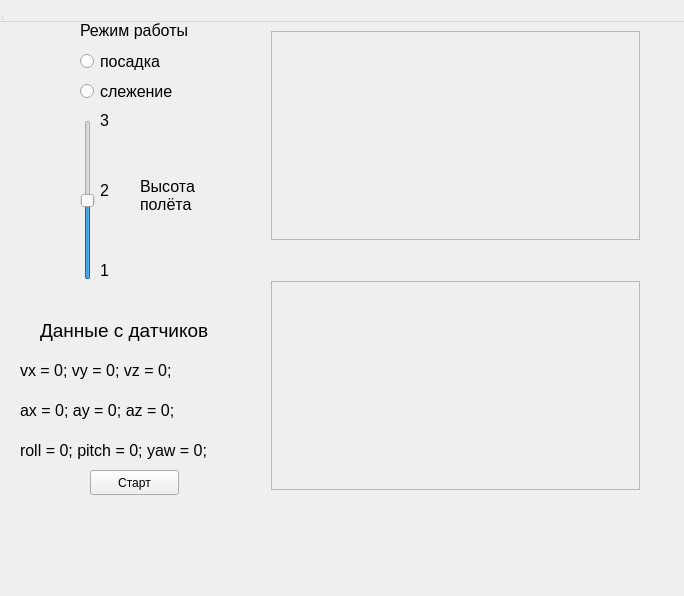
This is src/gui/src/gui/gui_plugin.ui in HammerViKiNG/ardrone_moving_landing_platform as Qt 5 draws it before an edit. The edited form follows.
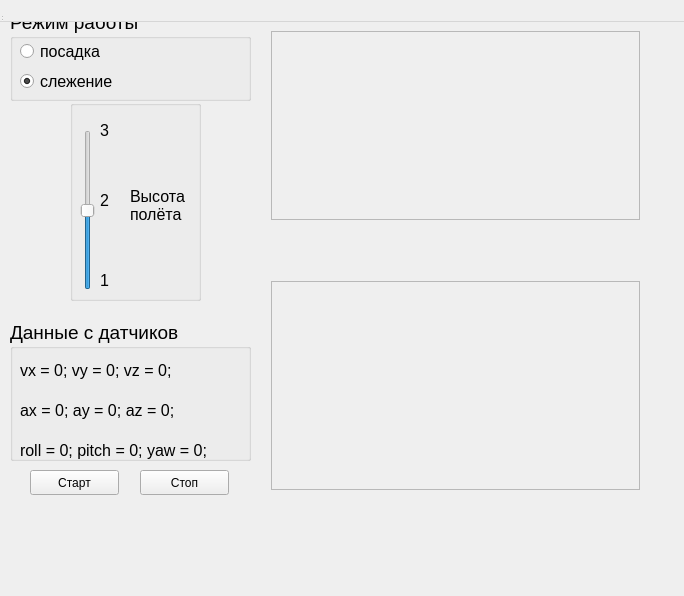
This is the edited form. Custom widgets are drawn as their Qt base class.

Commit message: GUI improved. Added stop button and grabbing sensor data.

Patch:
```diff
--- a/src/gui/src/gui/gui_plugin.ui
+++ b/src/gui/src/gui/gui_plugin.ui
@@ -14,29 +14,85 @@
    <string>MainWindow</string>
   </property>
   <widget class="QWidget" name="centralWidget">
-   <widget class="QLabel" name="label">
+   <widget class="QPushButton" name="start_button">
     <property name="geometry">
      <rect>
-      <x>80</x>
+      <x>30</x>
+      <y>470</y>
+      <width>89</width>
+      <height>25</height>
+     </rect>
+    </property>
+    <property name="text">
+     <string>Старт</string>
+    </property>
+   </widget>
+   <widget class="QWidget" name="horizontalLayoutWidget">
+    <property name="geometry">
+     <rect>
+      <x>260</x>
       <y>20</y>
-      <width>111</width>
-      <height>21</height>
+      <width>391</width>
+      <height>211</height>
+     </rect>
+    </property>
+    <layout class="QHBoxLayout" name="front_layout">
+     <item>
+      <widget class="rqt_image_view::RatioLayoutedFrame" name="front_image_frame">
+       <property name="frameShape">
+        <enum>QFrame::StyledPanel</enum>
+       </property>
+       <property name="frameShadow">
+        <enum>QFrame::Raised</enum>
+       </property>
+      </widget>
+     </item>
+    </layout>
+   </widget>
+   <widget class="QWidget" name="horizontalLayoutWidget_2">
+    <property name="geometry">
+     <rect>
+      <x>260</x>
+      <y>270</y>
+      <width>391</width>
+      <height>231</height>
+     </rect>
+    </property>
+    <layout class="QHBoxLayout" name="bottom_layout">
+     <item>
+      <widget class="rqt_image_view::RatioLayoutedFrame" name="bottom_image_frame">
+       <property name="frameShape">
+        <enum>QFrame::StyledPanel</enum>
+       </property>
+       <property name="frameShadow">
+        <enum>QFrame::Raised</enum>
+       </property>
+      </widget>
+     </item>
+    </layout>
+   </widget>
+   <widget class="QGroupBox" name="groupBox">
+    <property name="geometry">
+     <rect>
+      <x>10</x>
+      <y>10</y>
+      <width>241</width>
+      <height>91</height>
      </rect>
     </property>
     <property name="font">
      <font>
-      <pointsize>12</pointsize>
+      <pointsize>14</pointsize>
      </font>
     </property>
-    <property name="text">
+    <property name="title">
      <string>Режим работы</string>
     </property>
-   </widget>
    <widget class="QRadioButton" name="rb_landing">
     <property name="geometry">
      <rect>
-      <x>80</x>
-      <y>50</y>
+       <x>10</x>
+       <y>30</y>
       <width>112</width>
       <height>23</height>
      </rect>
@@ -53,8 +109,8 @@
    <widget class="QRadioButton" name="rb_hovering">
     <property name="geometry">
      <rect>
-      <x>80</x>
-      <y>80</y>
+       <x>10</x>
+       <y>60</y>
       <width>112</width>
       <height>23</height>
      </rect>
@@ -67,12 +123,88 @@
     <property name="text">
      <string>слежение</string>
     </property>
+     <property name="checked">
+      <bool>true</bool>
+     </property>
+    </widget>
+   </widget>
+   <widget class="QGroupBox" name="groupBox_2">
+    <property name="geometry">
+     <rect>
+      <x>70</x>
+      <y>100</y>
+      <width>131</width>
+      <height>201</height>
+     </rect>
+    </property>
+    <property name="title">
+     <string/>
+    </property>
+    <property name="checkable">
+     <bool>false</bool>
+    </property>
+    <widget class="QLabel" name="label_2">
+     <property name="geometry">
+      <rect>
+       <x>60</x>
+       <y>80</y>
+       <width>61</width>
+       <height>51</height>
+      </rect>
+     </property>
+     <property name="font">
+      <font>
+       <pointsize>12</pointsize>
+      </font>
+     </property>
+     <property name="text">
+      <string>Высота полёта</string>
+     </property>
+     <property name="wordWrap">
+      <bool>true</bool>
+     </property>
+    </widget>
+    <widget class="QLabel" name="min_s_high">
+     <property name="geometry">
+      <rect>
+       <x>30</x>
+       <y>170</y>
+       <width>16</width>
+       <height>21</height>
+      </rect>
+     </property>
+     <property name="font">
+      <font>
+       <pointsize>12</pointsize>
+      </font>
+     </property>
+     <property name="text">
+      <string>1</string>
+     </property>
+    </widget>
+    <widget class="QLabel" name="curr_s_high">
+     <property name="geometry">
+      <rect>
+       <x>30</x>
+       <y>90</y>
+       <width>21</width>
+       <height>21</height>
+      </rect>
+     </property>
+     <property name="font">
+      <font>
+       <pointsize>12</pointsize>
+      </font>
+     </property>
+     <property name="text">
+      <string>2</string>
+     </property>
    </widget>
    <widget class="QSlider" name="s_high">
     <property name="geometry">
      <rect>
-      <x>80</x>
-      <y>120</y>
+       <x>10</x>
+       <y>30</y>
       <width>16</width>
       <height>160</height>
      </rect>
@@ -99,8 +231,8 @@
    <widget class="QLabel" name="max_s_high">
     <property name="geometry">
      <rect>
-      <x>100</x>
-      <y>110</y>
+       <x>30</x>
+       <y>20</y>
       <width>16</width>
       <height>21</height>
      </rect>
@@ -114,127 +246,14 @@
      <string>3</string>
     </property>
    </widget>
-   <widget class="QLabel" name="min_s_high">
-    <property name="geometry">
-     <rect>
-      <x>100</x>
-      <y>260</y>
-      <width>16</width>
-      <height>21</height>
-     </rect>
-    </property>
-    <property name="font">
-     <font>
-      <pointsize>12</pointsize>
-     </font>
-    </property>
-    <property name="text">
-     <string>1</string>
-    </property>
    </widget>
-   <widget class="QLabel" name="curr_s_high">
+   <widget class="QGroupBox" name="groupBox_3">
     <property name="geometry">
      <rect>
-      <x>100</x>
-      <y>180</y>
-      <width>21</width>
-      <height>21</height>
-     </rect>
-    </property>
-    <property name="font">
-     <font>
-      <pointsize>12</pointsize>
-     </font>
-    </property>
-    <property name="text">
-     <string>2</string>
-    </property>
-   </widget>
-   <widget class="QLabel" name="label_2">
-    <property name="geometry">
-     <rect>
-      <x>140</x>
-      <y>170</y>
-      <width>61</width>
-      <height>51</height>
-     </rect>
-    </property>
-    <property name="font">
-     <font>
-      <pointsize>12</pointsize>
-     </font>
-    </property>
-    <property name="text">
-     <string>Высота полёта</string>
-    </property>
-    <property name="wordWrap">
-     <bool>true</bool>
-    </property>
-   </widget>
-   <widget class="QPushButton" name="start_button">
-    <property name="geometry">
-     <rect>
-      <x>90</x>
-      <y>470</y>
-      <width>89</width>
-      <height>25</height>
-     </rect>
-    </property>
-    <property name="text">
-     <string>Старт</string>
-    </property>
-   </widget>
-   <widget class="QWidget" name="horizontalLayoutWidget">
-    <property name="geometry">
-     <rect>
-      <x>260</x>
-      <y>20</y>
-      <width>391</width>
-      <height>231</height>
-     </rect>
-    </property>
-    <layout class="QHBoxLayout" name="front_layout">
-     <item>
-      <widget class="rqt_image_view::RatioLayoutedFrame" name="front_image_frame">
-       <property name="frameShape">
-        <enum>QFrame::StyledPanel</enum>
-       </property>
-       <property name="frameShadow">
-        <enum>QFrame::Raised</enum>
-       </property>
-      </widget>
-     </item>
-    </layout>
-   </widget>
-   <widget class="QWidget" name="horizontalLayoutWidget_2">
-    <property name="geometry">
-     <rect>
-      <x>260</x>
-      <y>270</y>
-      <width>391</width>
-      <height>231</height>
-     </rect>
-    </property>
-    <layout class="QHBoxLayout" name="bottom_layout">
-     <item>
-      <widget class="rqt_image_view::RatioLayoutedFrame" name="bottom_image_frame">
-       <property name="frameShape">
-        <enum>QFrame::StyledPanel</enum>
-       </property>
-       <property name="frameShadow">
-        <enum>QFrame::Raised</enum>
-       </property>
-      </widget>
-     </item>
-    </layout>
-   </widget>
-   <widget class="QLabel" name="label_3">
-    <property name="geometry">
-     <rect>
-      <x>40</x>
-      <y>310</y>
-      <width>171</width>
-      <height>41</height>
+      <x>10</x>
+      <y>320</y>
+      <width>241</width>
+      <height>141</height>
      </rect>
     </property>
     <property name="font">
@@ -242,15 +261,32 @@
       <pointsize>14</pointsize>
      </font>
     </property>
-    <property name="text">
+    <property name="title">
      <string>Данные с датчиков</string>
     </property>
+    <widget class="QLabel" name="rot_label">
+     <property name="geometry">
+      <rect>
+       <x>10</x>
+       <y>120</y>
+       <width>221</width>
+       <height>21</height>
+      </rect>
+     </property>
+     <property name="font">
+      <font>
+       <pointsize>12</pointsize>
+      </font>
+     </property>
+     <property name="text">
+      <string>roll = 0; pitch = 0; yaw = 0;</string>
+     </property>
    </widget>
    <widget class="QLabel" name="v_label">
     <property name="geometry">
      <rect>
-      <x>20</x>
-      <y>360</y>
+       <x>10</x>
+       <y>40</y>
       <width>221</width>
       <height>21</height>
      </rect>
@@ -267,8 +303,8 @@
    <widget class="QLabel" name="a_label">
     <property name="geometry">
      <rect>
-      <x>20</x>
-      <y>400</y>
+       <x>10</x>
+       <y>80</y>
       <width>221</width>
       <height>21</height>
      </rect>
@@ -282,22 +318,18 @@
      <string>ax = 0; ay = 0; az = 0;</string>
     </property>
    </widget>
-   <widget class="QLabel" name="rot_label">
+   </widget>
+   <widget class="QPushButton" name="stop_button">
     <property name="geometry">
      <rect>
-      <x>20</x>
-      <y>440</y>
-      <width>221</width>
-      <height>21</height>
+      <x>140</x>
+      <y>470</y>
+      <width>89</width>
+      <height>25</height>
      </rect>
     </property>
-    <property name="font">
-     <font>
-      <pointsize>12</pointsize>
-     </font>
-    </property>
     <property name="text">
-     <string>roll = 0; pitch = 0; yaw = 0;</string>
+     <string>Стоп</string>
     </property>
    </widget>
   </widget>
```
Lines whose indentation alone changed are shown as unchanged. The commit also changes 66 other files.
